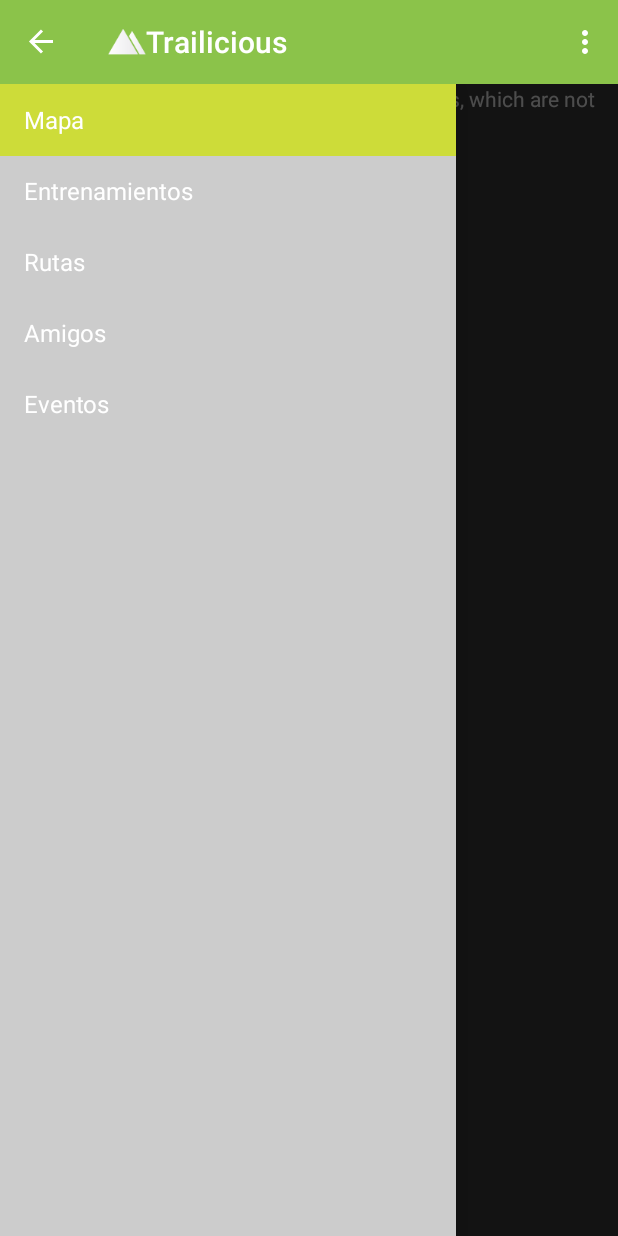
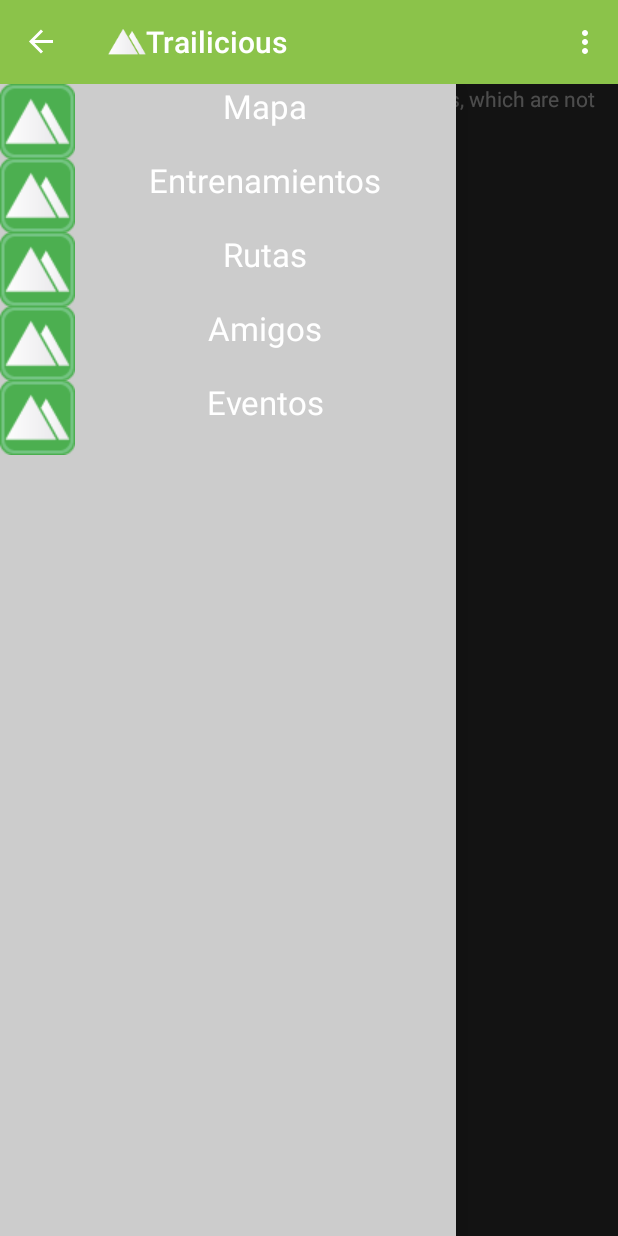
Before and after one commit to Terzaghi/Trailicious_API16, an Android app: the BaseActivity screen opened directly, with no data from a screen before it, with the side drawer open, on a phone screen of 412 x 824 dp. Run offline under Robolectric (Android 15) with nearby library versions, the phone set to English and light mode, and no system bars; 4 statements that could not run were skipped.

Commit message:
Custom Drawer (ListView con imagen)

```diff
--- /dev/null
+++ b/app/src/main/java/jony/trailicious_api16/Adapters/NavigationDrawerAdapter.java
@@ -0,0 +1,62 @@
+package jony.trailicious_api16.Adapters;
+
+import android.content.Context;
+import android.view.LayoutInflater;
+import android.view.View;
+import android.view.ViewGroup;
+import android.widget.BaseAdapter;
+import android.widget.ImageView;
+import android.widget.TextView;
+
+import jony.trailicious_api16.R;
+
+public class NavigationDrawerAdapter extends BaseAdapter {
+    private Context context;
+    String filasDrawer[];
+    int[] images = {R.drawable.icon_launcher, R.drawable.icon_launcher, R.drawable.icon_launcher, R.drawable.icon_launcher, R.drawable.icon_launcher};
+
+    public NavigationDrawerAdapter(Context context) {
+        this.context = context;
+        filasDrawer = context.getResources().getStringArray(R.array.navigation_drawer_items);
+    }
+    @Override
+    public int getCount() {
+        //Número de elementos del ListView
+        return filasDrawer.length;
+    }
+
+    @Override
+    public Object getItem(int position) {
+        //Elemento en la posición dada
+        return filasDrawer[position];
+    }
+
+    @Override
+    public long getItemId(int position) {
+        //No lo necesitamos pero debemos implementarlo obligatoriamente
+        return position;
+    }
+
+    @Override
+    public View getView(int position, View convertView, ViewGroup parent) {
+
+        View row = null;
+
+        if (convertView == null) {
+            LayoutInflater inflater = (LayoutInflater) context.getSystemService(Context.LAYOUT_INFLATER_SERVICE);
+            row = inflater.inflate(R.layout.custom_row, parent, false);
+        }
+        else {
+            row = convertView;
+        }
+
+        //Creamos cada row del ListView
+        TextView titleTextView1 = (TextView) row.findViewById(R.id.textView1);
+        ImageView titleImageView = (ImageView) row.findViewById(R.id.imageView1);
+
+        titleTextView1.setText(filasDrawer[position]);
+        titleImageView.setImageResource(images[position]);
+
+        return row;
+    }
+}
--- a/app/src/main/java/jony/trailicious_api16/BaseActivity.java
+++ b/app/src/main/java/jony/trailicious_api16/BaseActivity.java
@@ -18,6 +18,7 @@ import android.widget.ListView;
 
 import com.google.android.gms.plus.model.people.Person;
 
+import jony.trailicious_api16.Adapters.NavigationDrawerAdapter;
 import jony.trailicious_api16.Fragments.DummyFragment;
 import jony.trailicious_api16.Fragments.MapFragment;
 
@@ -29,7 +30,10 @@ public class BaseActivity extends ActionBarActivity {
 
     private Toolbar toolbar;
 
-    private String[] navigationDrawerItems;
+    Person persona; //Persona Logeada en la App
+
+    //Instancio el Adaptador de prueba:
+    private NavigationDrawerAdapter drawerAdapter;
 
     @Override
     protected void onCreate(Bundle savedInstanceState) {
@@ -37,21 +41,23 @@ public class BaseActivity extends ActionBarActivity {
         setContentView(R.layout.activity_base);
 
         //Obtengo los datos de la persona logeada
-        Person persona = (Person) getIntent().getParcelableExtra("current_person") ;
+        persona = (Person) getIntent().getParcelableExtra("current_person") ;
 
         toolbar = (Toolbar) findViewById(R.id.toolbar);
         setSupportActionBar(toolbar);
         getSupportActionBar().setDisplayHomeAsUpEnabled(true);
         toolbar.setLogo(R.drawable.logo_blanco);
 
-        navigationDrawerItems = getResources().getStringArray(R.array.navigation_drawer_items);
         drawerLayoutt = (DrawerLayout) findViewById(R.id.drawer_layout);
         listView = (ListView) findViewById(R.id.left_drawer);
 
-        // set a custom shadow that overlays the main content when the drawer opens
+        // Sombra que se sobrepone al contenido principal cuando el drawer está abierto
         drawerLayoutt.setDrawerShadow(R.drawable.drawer_shadow, GravityCompat.START);
-        // set up the drawer's list view with items and click listener
-        listView.setAdapter(new ArrayAdapter<>(this, R.layout.drawer_list_item, navigationDrawerItems));
+
+        // Establezco el Adaptador del ListView del NavigationDrawer y creo el Listener Click
+        drawerAdapter = new NavigationDrawerAdapter(this);
+        listView.setAdapter(drawerAdapter);
+
         listView.setOnItemClickListener(new DrawerItemClickListener());
 
         actionBarDrawerToggle = new ActionBarDrawerToggle(this, drawerLayoutt, toolbar, R.string.app_name, R.string.app_name);
--- a/app/src/main/res/layout/activity_base.xml
+++ b/app/src/main/res/layout/activity_base.xml
@@ -18,6 +18,7 @@
             android:layout_width="match_parent"
             android:layout_height="match_parent"/>
 
+
         <ListView
             android:id="@+id/left_drawer"
             android:layout_width="304dp"
--- /dev/null
+++ b/app/src/main/res/layout/custom_row.xml
@@ -0,0 +1,19 @@
+<?xml version="1.0" encoding="utf-8"?>
+<LinearLayout xmlns:android="http://schemas.android.com/apk/res/android"
+    android:layout_width="match_parent"
+    android:layout_height="match_parent"
+    android:orientation="horizontal">
+
+    <ImageView
+        android:id="@+id/imageView1"
+        android:layout_width="wrap_content"
+        android:layout_height="wrap_content" />
+
+    <TextView
+        android:id="@+id/textView1"
+        android:layout_width="match_parent"
+        android:layout_height="wrap_content"
+        android:gravity="center"
+        android:textAppearance="?android:attr/textAppearanceLarge"/>
+
+</LinearLayout>
--- a/app/src/main/res/values/strings.xml
+++ b/app/src/main/res/values/strings.xml
@@ -26,4 +26,5 @@
     <string name="action_sign_out">Cerrar Sesión</string>
     <string name="action_revoke">Desconectar App</string>
 
+
 </resources>
```
